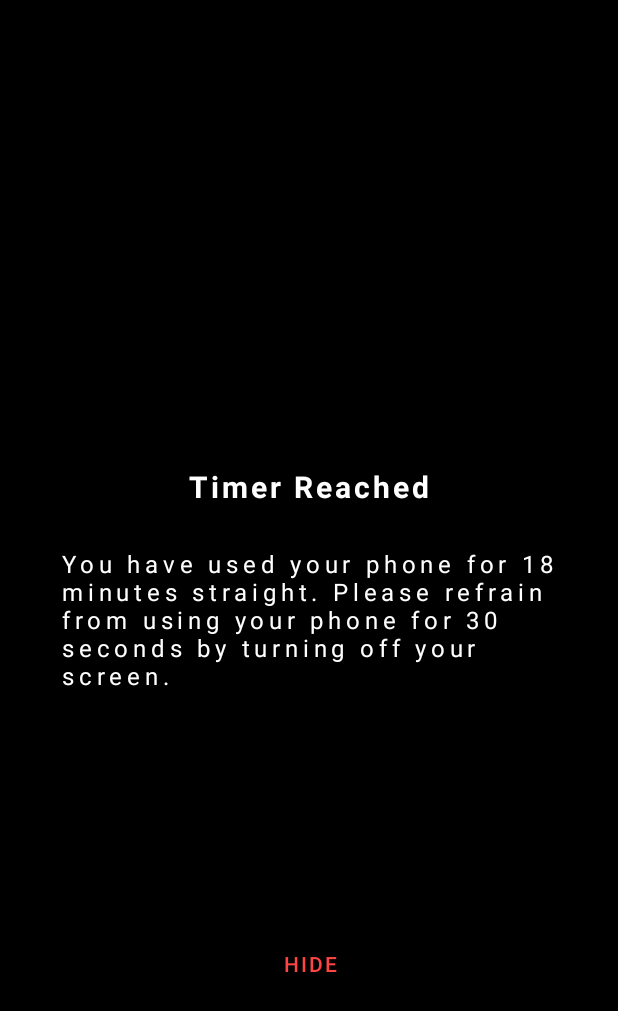
After one commit to yousef-essa/RoboTimer, an Android app: the layout activity_timer.xml on its own in the app's theme, with its tools: preview values and no code run, on a phone screen of 412 x 824 dp. The commit adds this screen. Shown: the top 1011 px of the screen. Run offline under Robolectric (Android 15) with nearby library versions, the light colour scheme and no system bars.

Commit message:
Add timer notification & overhaul of project structure

```diff
--- a/app/src/main/java/io/yousefessa/robotimer/application/context/ApplicationContext.java
+++ b/app/src/main/java/io/yousefessa/robotimer/application/context/ApplicationContext.java
@@ -3,6 +3,7 @@ package io.yousefessa.robotimer.application.context;
 import android.content.BroadcastReceiver;
 import android.content.Intent;
 import android.content.IntentFilter;
+import android.view.LayoutInflater;
 import android.view.View;
 import androidx.annotation.IdRes;
 import androidx.annotation.NonNull;
@@ -16,4 +17,9 @@ public interface ApplicationContext {
 
     @NonNull
     String getString(@StringRes int resId);
+
+    Object getSystemService(String name);
+
+    @NonNull
+    LayoutInflater getLayoutInflater();
 }
--- a/app/src/main/java/io/yousefessa/robotimer/application/module/impl/screentracker/ScreenStatusTracker.java
+++ b/app/src/main/java/io/yousefessa/robotimer/application/module/impl/screentracker/ScreenStatusNotifier.java
@@ -6,17 +6,17 @@ import android.content.Intent;
 import android.content.IntentFilter;
 import io.yousefessa.robotimer.application.context.ApplicationContext;
 
-// create listener for the screen status change
-public class ScreenStatusTracker {
+public class ScreenStatusNotifier {
     private final ScreenStatusChangeListener statusChangeListener;
 
-    public ScreenStatusTracker(final ScreenStatusChangeListener statusChangeListener) {
+    public ScreenStatusNotifier(final ScreenStatusChangeListener statusChangeListener) {
         this.statusChangeListener = statusChangeListener;
     }
 
     public void init(final ApplicationContext context) {
         final IntentFilter intentFilter = new IntentFilter(Intent.ACTION_SCREEN_ON);
         intentFilter.addAction(Intent.ACTION_SCREEN_OFF);
+
         context.registerReceiver(new BroadcastReceiver() {
             @Override
             public void onReceive(Context context, Intent intent) {
--- a/app/src/main/res/layout/activity_main.xml
+++ b/app/src/main/res/layout/activity_main.xml
@@ -14,8 +14,9 @@
             app:layout_constraintLeft_toLeftOf="parent"
             app:layout_constraintRight_toRightOf="parent"
             app:layout_constraintTop_toTopOf="parent"
-            android:id="@+id/textView"
+            android:id="@+id/timer_ticking"
             android:letterSpacing="0.5"
-            android:textStyle="bold" />
+            android:textStyle="bold"
+            android:textSize="34sp" />
 
 </androidx.constraintlayout.widget.ConstraintLayout>
--- /dev/null
+++ b/app/src/main/res/layout/activity_timer.xml
@@ -0,0 +1,54 @@
+<?xml version="1.0" encoding="utf-8"?>
+<androidx.constraintlayout.widget.ConstraintLayout xmlns:android="http://schemas.android.com/apk/res/android"
+        xmlns:app="http://schemas.android.com/apk/res-auto"
+        android:layout_width="match_parent"
+        android:layout_height="match_parent"
+        android:background="@color/black">
+
+    <TextView
+            android:text="@string/timer_reached_message"
+            android:layout_width="330dp"
+            android:layout_height="wrap_content"
+            android:id="@+id/timer_reached_title"
+            app:layout_constraintEnd_toEndOf="@+id/timer_reached_message"
+            app:layout_constraintBottom_toBottomOf="parent"
+            android:letterSpacing="0.2"
+            android:textSize="16sp"
+            app:layout_constraintStart_toStartOf="@+id/timer_reached_message"
+            app:layout_constraintTop_toTopOf="@+id/timer_reached_message"
+            android:textColor="@color/white"
+            app:layout_constraintVertical_bias="0.13" />
+
+    <TextView
+            android:text="@string/timer_reached_title"
+            android:layout_width="wrap_content"
+            android:layout_height="wrap_content"
+            android:id="@+id/timer_reached_message"
+            app:layout_constraintTop_toTopOf="parent"
+            app:layout_constraintEnd_toEndOf="parent"
+            app:layout_constraintStart_toStartOf="parent"
+            app:layout_constraintHorizontal_bias="0.5"
+            android:textSize="20sp"
+            android:letterSpacing="0.1"
+            android:textStyle="bold"
+            android:textColor="@color/white"
+            app:layout_constraintBottom_toBottomOf="parent"
+            app:layout_constraintVertical_bias="0.39" />
+
+    <Button
+            android:text="@string/timer_reached_hide_button"
+            android:layout_width="wrap_content"
+            android:layout_height="wrap_content"
+            android:id="@+id/hide"
+            android:textColor="@android:color/holo_red_light"
+            app:rippleColor="@color/white"
+            app:strokeColor="#F44336"
+            android:shadowColor="#F44336"
+            android:background="@empty"
+            app:layout_constraintTop_toBottomOf="@+id/timer_reached_title"
+            app:layout_constraintBottom_toBottomOf="parent"
+            app:layout_constraintStart_toStartOf="@+id/timer_reached_title"
+            app:layout_constraintEnd_toEndOf="@+id/timer_reached_title"
+            android:backgroundTintMode="add" />
+
+</androidx.constraintlayout.widget.ConstraintLayout>
--- a/app/src/main/res/values/strings.xml
+++ b/app/src/main/res/values/strings.xml
@@ -1,4 +1,9 @@
 <resources>
     <string name="app_name">RoboTimer</string>
     <string name="timer_format">%02d:%02d:%02d</string>
+    <string name="timer_reached_title">Timer Reached</string>
+    <string name="timer_reached_message">You have used your phone for 18 minutes
+        straight. Please refrain from using your phone for 30 seconds by turning
+        off your screen.</string>
+    <string name="timer_reached_hide_button">Hide</string>
 </resources>
--- a/app/src/main/res/values/themes.xml
+++ b/app/src/main/res/values/themes.xml
@@ -13,6 +13,7 @@
         <item name="android:statusBarColor" tools:targetApi="l">
             ?attr/colorPrimaryVariant
         </item>
+        <item name="android:textColor">@color/black</item>
         <!-- Customize your theme here. -->
     </style>
 </resources>
```
Also changed, not shown: app/src/main/AndroidManifest.xml (+15 -1 lines), app/src/main/java/io/yousefessa/AndroidApplication.java (added, +21 -0 lines), app/src/main/java/io/yousefessa/robotimer/MainActivity.java (+28 -32 lines), app/src/main/java/io/yousefessa/robotimer/application/Application.java (+7 -5 lines), app/src/main/java/io/yousefessa/robotimer/application/RoboTimerApplication.java (+11 -15 lines), app/src/main/java/io/yousefessa/robotimer/application/context/ContextApplication.java (added, +50 -0 lines), app/src/main/java/io/yousefessa/robotimer/application/context/DefaultApplicationContext.java (added, +53 -0 lines), app/src/main/java/io/yousefessa/robotimer/application/module/ApplicationModule.java (+12 -1 lines), app/src/main/java/io/yousefessa/robotimer/application/module/handler/ApplicationModuleHandler.java (added, +17 -0 lines), app/src/main/java/io/yousefessa/robotimer/application/module/handler/RoboTimerModuleHandler.java (added, +38 -0 lines), app/src/main/java/io/yousefessa/robotimer/application/module/impl/Module.java (added, +15 -0 lines), app/src/main/java/io/yousefessa/robotimer/application/module/impl/screentracker/ScreenTrackerModule.java (+36 -15 lines), app/src/main/java/io/yousefessa/robotimer/application/module/impl/timer/TimerScreenModule.java (added, +61 -0 lines), app/src/main/java/io/yousefessa/robotimer/application/module/impl/timer/TimerScreenService.java (added, +26 -0 lines).
